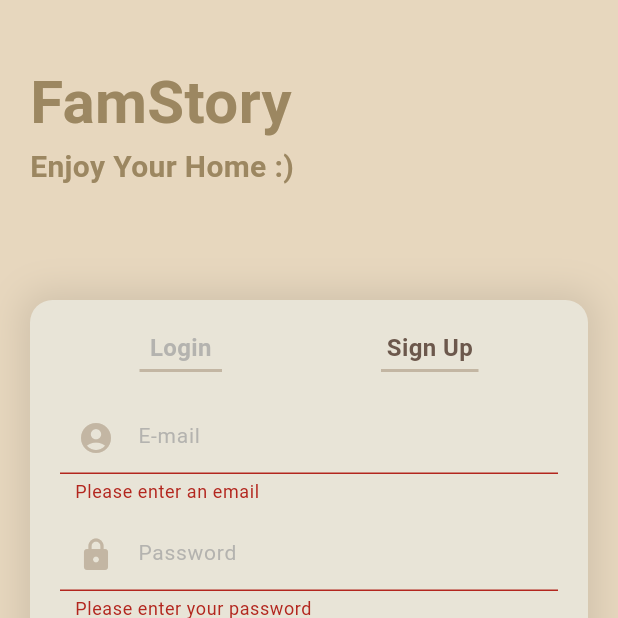
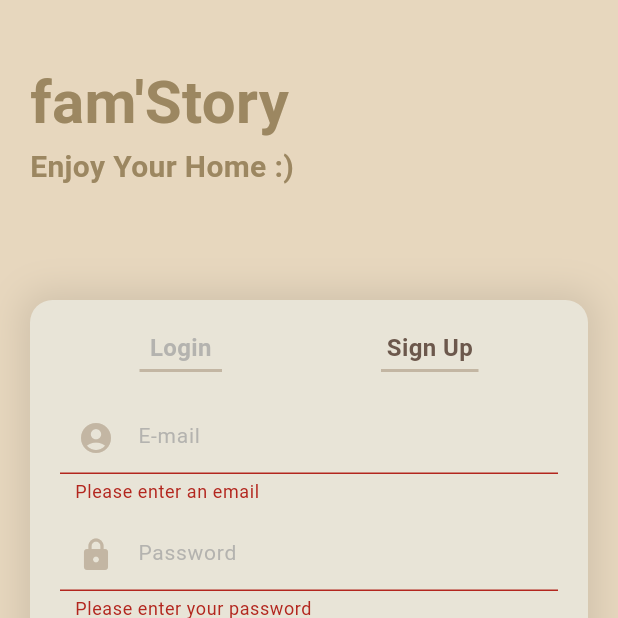
Before and after one commit to Fam-Story/fam-Story_frontend, a Flutter app: the screen it shows after launch, after a tap on "Sign Up", after a tap on the "door back" icon, on a phone screen of 412 x 824 dp, the top half of it. Run offline on Flutter 3.47's test engine with Material 2 defaults, Android fonts, the phone set to English and light mode, and no system bars; our stand-ins replace flutter_secure_storage.

Commit message:
:closed_lock_with_key: Update: 자동 로그인 시 토큰 새로 갱신 (#10)

```diff
--- a/lib/main.dart
+++ b/lib/main.dart
@@ -18,7 +18,7 @@ class FamStory extends StatelessWidget {
       theme: ThemeData(
         useMaterial3: true,
       ),
-      // 초기 라우트를 LoadingScreen으로 설정합니다.
+      // 초기 라우트를 LoadingScreen.
       initialRoute: '/',
       routes: {
         '/': (context) => const LoadingScreen(), // LoadingScreen이 첫 화면
--- a/lib/pages/family_join_create_page.dart
+++ b/lib/pages/family_join_create_page.dart
@@ -37,7 +37,7 @@ class _FamilyJoinCreatePageState extends State<FamilyJoinCreatePage> {
                     style: TextStyle(color: AppColor.textColor, fontSize: 40, fontWeight: FontWeight.bold),
                   ),
                   Text(
-                    'Hang With Your Family!',
+                    'Hang With Your Family !',
                     style: TextStyle(color: AppColor.textColor, fontSize: 20, fontWeight: FontWeight.bold),
                   )
                 ],
--- a/lib/pages/login_sign_up_page.dart
+++ b/lib/pages/login_sign_up_page.dart
@@ -1,3 +1,5 @@
+import 'package:fam_story_frontend/pages/family_join_create_page.dart';
+import 'package:fam_story_frontend/root_page.dart';
 import 'package:fam_story_frontend/services/api_service.dart';
 import 'package:fam_story_frontend/style.dart';
 import 'package:flutter/material.dart';
@@ -47,7 +49,7 @@ class _LoginSignUpPageState extends State<LoginSignUpPage> {
                 crossAxisAlignment: CrossAxisAlignment.start,
                 children: [
                   const Text(
-                    'FamStory',
+                    'fam\'Story',
                     style: TextStyle(color: AppColor.textColor, fontSize: 40, fontWeight: FontWeight.bold),
                   ),
                   Text(
@@ -417,9 +419,8 @@ class _LoginSignUpPageState extends State<LoginSignUpPage> {
                           try {
                             bool isCreated = await ApiService.createUser(email, username, password, nickname, age, gender);
                             if (isCreated) {
-                              // TODO: 회원가입 완료 메시지
-                            } else {
-                              // TODO: Error 메시지
+                              // TODO: 회원가입 완료 팝업 띄우기
+                              print('sign up ok');
                             }
                           } catch (e) {
                             // TODO: 에러 내용 알려주기
@@ -431,13 +432,13 @@ class _LoginSignUpPageState extends State<LoginSignUpPage> {
                             int isBelongedToFamily = await ApiService.postUserLogin(email, password, autoLogin);
 
                             if (isBelongedToFamily == 0) {
-                              // TODO: 생성 페이지로 이동
+                              Navigator.pushReplacement(context, MaterialPageRoute(builder: (context) => const FamilyJoinCreatePage()));
                             } else {
-                              // TODO: 루트 페이지로 이동
+                              Navigator.pushReplacement(context, MaterialPageRoute(builder: (context) => const RootPage()));
                             }
                           } catch (e) {
                             // TODO: 에러 내용 알려주기
-                            // print(e.toString());
+                            print(e.toString());
                           }
                         }
                       } else {
--- a/lib/screens/loading_screen.dart
+++ b/lib/screens/loading_screen.dart
@@ -1,5 +1,6 @@
 import 'dart:convert';
 
+import 'package:fam_story_frontend/services/api_service.dart';
 import 'package:fam_story_frontend/widgets/loading_indicator.dart';
 import 'package:flutter/material.dart';
 import 'package:flutter_secure_storage/flutter_secure_storage.dart';
@@ -26,7 +27,13 @@ class _LoadingScreenState extends State<LoadingScreen> {
     if (userInfoString != null) {
       Map<String, dynamic> userInfo = json.decode(userInfoString);
       if (userInfo['email'] != null) {
-        // 자동 로그인 상태
+        // 자동 로그인 상태; 토큰 정보 자동으로 다시 받아오기
+        try {
+          ApiService.postUserLogin(userInfo['email'], userInfo['password'], true);
+        } catch (e) {
+          // TODO: 에러 팝업 추가
+          print(e.toString());
+        }
         Navigator.pushReplacement(context, MaterialPageRoute(builder: (context) => const RootPage()));
       } else {
         // 자동 로그인 X
--- a/lib/services/api_service.dart
+++ b/lib/services/api_service.dart
@@ -56,6 +56,7 @@ class ApiService {
       var loginValue = autoLogin ? jsonEncode({"token": token, "email": email, "password": password}) : jsonEncode({"token": token});
       await storage.write(key: 'login', value: loginValue);
 
+      print('token updated');
       return isBelongedToFamily;
     }
     throw ErrorDescription('Something wrong to login');
```
Also changed, not shown: lib/screens/error_screen.dart (+11 -2 lines).
